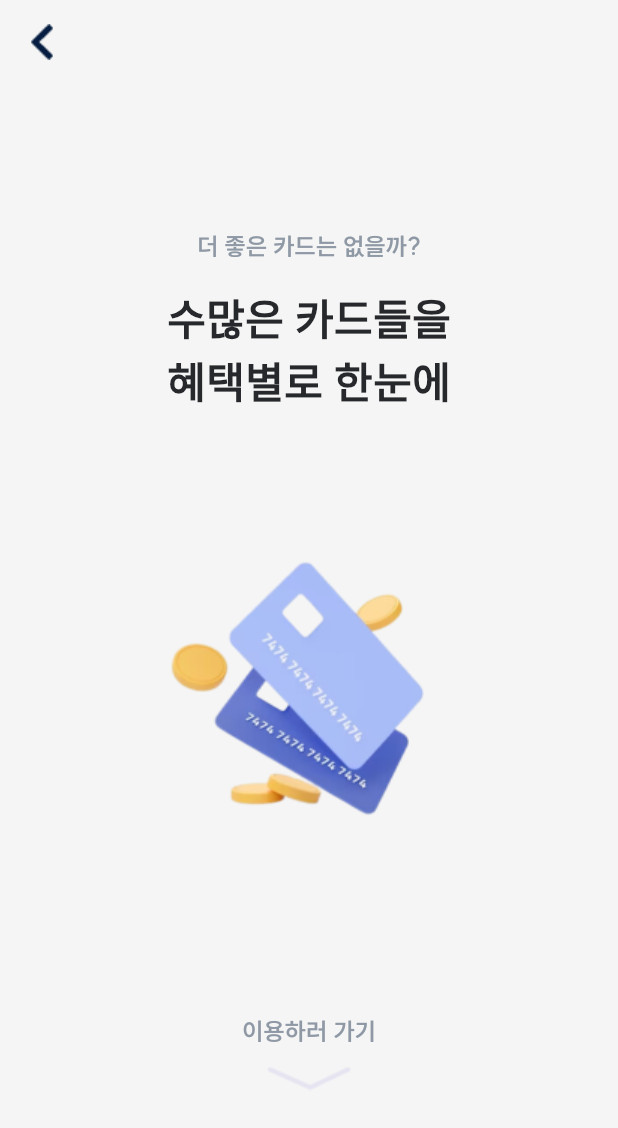
After one commit to pcardchu/pcardchu, a Flutter app: the HomeScreen screen opened directly, after a tap on "로그아웃", after a tap on "카카오로 로그인", after a tap on "카드 리스트", on a phone screen of 412 x 824 dp. The commit adds this screen. Shown: the top 1128 px of the screen. Run offline on Flutter 3.47's test engine with Material 3 defaults, Android fonts, the phone set to English and light mode, and no system bars; our stand-ins replace dio, flutter_dotenv; missing offline and left inert: credit_card_scanner, encrypt, kakao_flutter_sdk; network calls fail; Roboto replaces fonts that are missing (SCDream); project files that could hold a hidden picture were left out.

Commit message:
💠 feat: 카드 리스트2 화면 구현

```diff
--- /dev/null
+++ b/frontend/lib/card/models/card_model.dart
@@ -0,0 +1,30 @@
+class CardModel {
+  /// 카드 아이디
+  String? cardId;
+
+  /// 카드 이미지 URL
+  String? cardImg;
+
+  /// 카드 이름
+  String? cardName;
+
+  /// 카드 정보
+  String? cardContent;
+
+  CardModel({
+    this.cardId,
+    this.cardImg,
+    this.cardName,
+    this.cardContent,
+  });
+
+  /// 객체 형태로 변환
+  factory CardModel.fromJson(Map<String, dynamic> json) {
+    return CardModel(
+      cardId: json['cardId'],
+      cardImg: json['cardImg'],
+      cardName: json['cardName'],
+      cardContent: json['cardContent'],
+    );
+  }
+}
--- /dev/null
+++ b/frontend/lib/card/screens/card_list.dart
@@ -0,0 +1,63 @@
+import 'package:flutter/material.dart';
+import 'package:frontend/card/widgets/card_list_bottom.dart';
+import 'package:frontend/card/widgets/card_list_top.dart';
+
+class CardList extends StatefulWidget {
+  const CardList({super.key});
+
+  @override
+  State<CardList> createState() => _CardListState();
+}
+
+class _CardListState extends State<CardList> {
+  /// 스크롤 자동이동을 위한 키
+  final GlobalKey bottomKey = GlobalKey();
+
+  /// 어떤 카테고리를 선택했는지 확인하는 인덱스
+  int selectedChoiceIndex = 0;
+
+  @override
+  Widget build(BuildContext context) {
+    return Scaffold(
+      appBar: AppBar(
+        title: Text(''),
+        backgroundColor: Color(0xFFF5F5F5),
+
+        /// 뒤로가기 버튼
+        leading: IconButton(
+          icon: Image.asset('assets/images/back_icon.png'),
+          onPressed: () {
+            Navigator.of(context).pop();
+          },
+        ),
+
+        /// 스크롤할때 앱바 색 안바뀌게
+        scrolledUnderElevation: 0,
+      ),
+      body: SingleChildScrollView(
+        child: Column(
+          children: [
+            /// 윗 페이지
+            CardListTop(
+              bottomKey: bottomKey,
+            ),
+
+            /// 아래 페이지
+            CardListBottom(
+              bottomKey: bottomKey,
+              selectedChoiceIndex: selectedChoiceIndex,
+              selectedChip: selectedChip,
+            ),
+          ],
+        ),
+      ),
+    );
+  }
+
+  /// 카테고리를 선택했을때 인덱스 저장하는 함수
+  void selectedChip(int index) {
+    setState(() {
+      selectedChoiceIndex = index;
+    });
+  }
+}
--- /dev/null
+++ b/frontend/lib/card/services/card_service.dart
@@ -0,0 +1,29 @@
+import 'package:dio/dio.dart';
+import 'package:frontend/card/models/card_model.dart';
+
+class CardService {
+  final dio = Dio();
+
+  /// 카테고리에 맞는 카드 리스트
+  Future<List<CardModel>> getCategoryCards(String id) async {
+    try {
+      final Response response = await dio.get(
+          "https://c1572068-2b01-47af-9cc5-f1fffef18d53.mock.pstmn.io/category",
+          queryParameters: {'id': id});
+
+      if (response.statusCode == 200) {
+        final List<dynamic> data = response.data;
+        final List<CardModel> cards =
+            data.map((json) => CardModel.fromJson(json)).toList();
+
+        print('카테고리 카드 리스트 get 요청 완료');
+
+        return cards;
+      } else {
+        throw Exception('Failed to load cards');
+      }
+    } catch (e) {
+      throw Exception('Failed to load cards: $e');
+    }
+  }
+}
--- /dev/null
+++ b/frontend/lib/card/widgets/card_list_bottom.dart
@@ -0,0 +1,107 @@
+import 'package:flutter/cupertino.dart';
+import 'package:flutter/material.dart';
+import 'package:flutter/widgets.dart';
+import 'package:frontend/card/widgets/card_list_wg.dart';
+import 'package:frontend/card/widgets/category_chip.dart';
+import 'package:frontend/card/widgets/category_list.dart';
+import 'package:frontend/utils/app_fonts.dart';
+
+/// 카드리스트 - 아래쪽 메인화면입니다.
+class CardListBottom extends StatelessWidget {
+  /// 스크롤 자동이동을 위한 키
+  final GlobalKey bottomKey;
+
+  /// 어떤 카테고리를 선택했는지 확인하는 인덱스
+  final int selectedChoiceIndex;
+
+  /// 카테고리를 선택했을때 인덱스 저장하는 함수
+  final Function(int) selectedChip;
+
+  const CardListBottom({
+    super.key,
+    required this.bottomKey,
+    required this.selectedChoiceIndex,
+    required this.selectedChip,
+  });
+
+  @override
+  Widget build(BuildContext context) {
+    return Container(
+      key: bottomKey,
+      width: MediaQuery.of(context).size.width,
+      color: Color(0xFFF5F5F5),
+
+      /// 화면 전체 높이 - 앱바 높이 - 상태표시줄 높이
+      height: MediaQuery.of(context).size.height -
+          AppBar().preferredSize.height -
+          MediaQuery.of(context).padding.top,
+      child: Column(
+        mainAxisAlignment: MainAxisAlignment.center,
+        crossAxisAlignment: CrossAxisAlignment.start,
+        children: [
+          /// 상단부
+          Padding(
+            padding: const EdgeInsets.symmetric(horizontal: 39),
+            child: Row(
+              mainAxisAlignment: MainAxisAlignment.spaceBetween,
+              children: [
+                Text(
+                  '혜택별로 살펴보는\n이번달 인기 카드',
+                  style: AppFonts.suit(
+                    fontSize: 22,
+                    fontWeight: FontWeight.w700,
+                    color: Color(0xff26282B),
+                  ),
+                ),
+                Image.asset('assets/images/smile_logo.png'),
+              ],
+            ),
+          ),
+          SizedBox(height: 30),
+
+          /// 카테고리 리스트 스크롤
+          CategoryList(
+            selectedChoiceIndex: selectedChoiceIndex,
+            selectedChip: selectedChip,
+          ),
+          SizedBox(height: 23.0),
+          Container(
+            height: 16,
+            color: Color(0xFFE6E4F1),
+          ),
+          Container(
+            height: 27,
+            color: Color(0xFFF5F5F5),
+          ),
+
+          /// 하단부
+          Expanded(
+            child: Container(
+              color: Color(0xFF5F5F5),
+              child: Padding(
+                padding: const EdgeInsets.symmetric(horizontal: 39),
+                child: Column(
+                  crossAxisAlignment: CrossAxisAlignment.start,
+                  children: [
+                    Text(
+                      '조건에 맞는 카드 리스트',
+                      style: AppFonts.suit(
+                        fontSize: 22,
+                        fontWeight: FontWeight.w700,
+                        color: Color(0xff26282B),
+                      ),
+                    ),
+                    SizedBox(height: 15.0),
+
+                    /// 카드 목록을 보여주는 위젯
+                    CardListWg(),
+                  ],
+                ),
+              ),
+            ),
+          ),
+        ],
+      ),
+    );
+  }
+}
--- /dev/null
+++ b/frontend/lib/card/widgets/card_list_top.dart
@@ -0,0 +1,72 @@
+import 'package:flutter/material.dart';
+import 'package:frontend/utils/app_fonts.dart';
+
+/// 카드 리스트 - 윗쪽 메인화면입니다.
+class CardListTop extends StatelessWidget {
+  final GlobalKey bottomKey;
+
+  const CardListTop({
+    super.key,
+    required this.bottomKey,
+  });
+
+  @override
+  Widget build(BuildContext context) {
+    return Container(
+      width: MediaQuery.of(context).size.width,
+      color: Color(0xFFF5F5F5),
+      /// 컨테이너 높이 = 화면 전체 높이 - 앱바 높이 - 상태표시줄 높이
+      height: MediaQuery.of(context).size.height -
+          AppBar().preferredSize.height -
+          MediaQuery.of(context).padding.top,
+      child: Column(
+        mainAxisAlignment: MainAxisAlignment.center,
+        children: [
+          Text(
+            '더 좋은 카드는 없을까?',
+            style: AppFonts.suit(
+              fontSize: 16,
+              fontWeight: FontWeight.w700,
+              color: Color(0xff8F99A5),
+            ),
+          ),
+          SizedBox(height: 15.0),
+          Text(
+            '수많은 카드들을\n혜택별로 한눈에',
+            style: AppFonts.scDream(
+              fontSize: 28,
+              fontWeight: FontWeight.w700,
+              color: Color(0xff26282B),
+            ),
+          ),
+          SizedBox(height: 48.0),
+          Image.asset('assets/images/card_list_card_logo.png'),
+          SizedBox(height: 78.0),
+          Text(
+            '이용하러 가기',
+            style: AppFonts.suit(
+              fontSize: 16,
+              fontWeight: FontWeight.w700,
+              color: Color(0xff8F99A5),
+            ),
+          ),
+          SizedBox(height: 12.0),
+
+          /// 스크롤 이동 버튼
+          GestureDetector(
+            child: Image.asset('assets/images/scroll_down_logo.png'),
+            onTap: () {
+              Scrollable.ensureVisible(
+                /// 바텀키 위젯으로 이동
+                bottomKey.currentContext!,
+
+                /// 애니메이션 동작 시간
+                duration: Duration(seconds: 1),
+              );
+            },
+          ),
+        ],
+      ),
+    );
+  }
+}
--- /dev/null
+++ b/frontend/lib/card/widgets/card_list_wg.dart
@@ -0,0 +1,69 @@
+import 'package:flutter/material.dart';
+import 'package:frontend/card/widgets/category_card.dart';
+import 'package:frontend/providers/card_provider.dart';
+import 'package:frontend/utils/app_fonts.dart';
+import 'package:provider/provider.dart';
+
+/// 카드리스트 - 아래쪽 메인화면 - 조건에 맞는 카드리스트 목록을 보여주는 위젯입니다.
+class CardListWg extends StatefulWidget {
+  const CardListWg({super.key});
+
+  @override
+  State<CardListWg> createState() => _CardListWgState();
+}
+
+class _CardListWgState extends State<CardListWg> {
+  @override
+  void initState() {
+    // TODO: implement initState
+    super.initState();
+    // provider에서 api 호출
+    loadData();
+  }
+
+  /// provider에서 api 호출하는 함수
+  /// api를 불러오기 때문에 비동기 처리
+  Future<void> loadData() async {
+    final cardProvider = Provider.of<CardProvider>(context, listen: false);
+    // api 호출
+    await cardProvider.getCategoryCards(context);
+  }
+
+  @override
+  Widget build(BuildContext context) {
+    /// 카테고리에 맞는 카드 리스트
+    final cards = Provider.of<CardProvider>(context).categoryCards;
+
+    /// 로딩 플래그, true면 로딩중
+    final loading = Provider.of<CardProvider>(context).loading;
+
+    return Expanded(
+      child: Container(
+        width: MediaQuery.of(context).size.width,
+        color: Color(0xffF5F5F5),
+
+        /// 데이터 로딩중이라면 로딩 위젯 출력
+        child: loading
+
+            /// 로딩중
+            ? Center(
+                child: CircularProgressIndicator(),
+              )
+
+            /// 로딩 완료
+            : ListView.separated(
+                physics: BouncingScrollPhysics(),
+                itemBuilder: (context, index) {
+                  /// 카드 정보
+                  return CategoryCard(cards: cards, index: index,);
+                },
+
+                /// 카드 사이에 여백
+                separatorBuilder: (context, index) {
+                  return SizedBox(height: 20);
+                },
+                itemCount: cards.length),
+      ),
+    );
+  }
+}
--- /dev/null
+++ b/frontend/lib/card/widgets/category_chip.dart
@@ -0,0 +1,58 @@
+import 'package:flutter/material.dart';
+import 'package:frontend/providers/card_provider.dart';
+import 'package:frontend/utils/app_fonts.dart';
+import 'package:provider/provider.dart';
+
+/// 카테고리 칩
+class CategoryChip extends StatelessWidget {
+  final String title;
+
+  /// 카테고리 인덱스
+  final int categoryIndex;
+
+  /// 어떤 카테고리를 선택했는지 확인하는 인덱스
+  final int selectedChoiceIndex;
+
+  /// 카테고리를 선택했을때 인덱스 저장하는 함수
+  final Function(int) selectedChip;
+
+  const CategoryChip({
+    super.key,
+    required this.title,
+    required this.selectedChoiceIndex,
+    required this.selectedChip,
+    required this.categoryIndex,
+  });
+
+  @override
+  Widget build(BuildContext context) {
+    return ChoiceChip(
+      label: Text(
+        title,
+        style: AppFonts.suit(
+          fontSize: 14,
+          fontWeight: FontWeight.w500,
+          color: selectedChoiceIndex == categoryIndex
+              ? Color(0xFFFEF7FF)
+              : Color(0xFF8F99A5),
+        ),
+      ),
+      selected: selectedChoiceIndex == categoryIndex,
+      onSelected: (selected) {
+        selectedChip(categoryIndex);
+        context.read<CardProvider>().changeCategory(categoryIndex);
+      },
+      backgroundColor: Color(0xFFECECEC),
+      /// 선택했을때 색 다르게
+      selectedColor: Color(0xFF051D40),
+      shape: RoundedRectangleBorder(
+        side: BorderSide(
+          color: Color(0xFFD8D8D8),
+        ),
+        borderRadius: BorderRadius.circular(8),
+      ),
+      /// 선택시 체크 버튼 삭제
+      showCheckmark: false,
+    );
+  }
+}
--- /dev/null
+++ b/frontend/lib/card/widgets/category_list.dart
@@ -0,0 +1,64 @@
+import 'package:flutter/material.dart';
+import 'package:frontend/card/widgets/category_chip.dart';
+
+/// 카테고리 스크롤뷰
+class CategoryList extends StatelessWidget {
+  /// 어떤 카테고리를 선택했는지 확인하는 인덱스
+  final int selectedChoiceIndex;
+
+  /// 카테고리를 선택했을때 인덱스 저장하는 함수
+  final Function(int) selectedChip;
+
+  const CategoryList({
+    super.key,
+    required this.selectedChoiceIndex,
+    required this.selectedChip,
+  });
+
+  @override
+  Widget build(BuildContext context) {
+    return SingleChildScrollView(
+      scrollDirection: Axis.horizontal,
+      physics: BouncingScrollPhysics(),
+      child: Row(
+        children: [
+          SizedBox(width: 39),
+          CategoryChip(
+            title: '전체',
+            selectedChoiceIndex: selectedChoiceIndex,
+            selectedChip: selectedChip,
+            categoryIndex: 0,
+          ),
+          SizedBox(width: 15),
+          CategoryChip(
+            title: '교통',
+            selectedChoiceIndex: selectedChoiceIndex,
+            selectedChip: selectedChip,
+            categoryIndex: 1,
+          ),
+          SizedBox(width: 15),
+          CategoryChip(
+            title: '카페',
+            selectedChoiceIndex: selectedChoiceIndex,
+            selectedChip: selectedChip,
+            categoryIndex: 2,
+          ),
+          SizedBox(width: 15),
+          CategoryChip(
+            title: '배달',
+            selectedChoiceIndex: selectedChoiceIndex,
+            selectedChip: selectedChip,
+            categoryIndex: 3,
+          ),
+          SizedBox(width: 15),
+          CategoryChip(
+            title: '영화 / 문화',
+            selectedChoiceIndex: selectedChoiceIndex,
+            selectedChip: selectedChip,
+            categoryIndex: 4,
+          ),
+        ],
+      ),
+    );
+  }
+}
--- a/frontend/lib/home/screens/home_screen.dart
+++ b/frontend/lib/home/screens/home_screen.dart
@@ -1,4 +1,5 @@
 import 'package:flutter/material.dart';
+import 'package:frontend/card/screens/card_list.dart';
 import 'package:frontend/card/screens/card_registration.dart';
 import 'package:frontend/providers/login_provider.dart';
 import 'package:provider/provider.dart';
@@ -9,6 +10,7 @@ class HomeScreen extends StatelessWidget {
     return Scaffold(
       appBar: AppBar(
         title: Text("Home"),
+        backgroundColor: Color(0xFFF5F5F5),
       ),
       body: SizedBox(
         width: MediaQuery.of(context).size.width,
@@ -16,18 +18,32 @@ class HomeScreen extends StatelessWidget {
           mainAxisAlignment: MainAxisAlignment.center,
           children: [
             Text('Home'),
-            ElevatedButton(onPressed: (){
-              Provider.of<LoginProvider>(context, listen: false).logout(context);
-            }, child: Text("로그아웃")),
             ElevatedButton(
                 onPressed: () {
-                  Navigator.of(context).push(
-                    MaterialPageRoute(
-                      builder: (context) => CardRegistration(),
-                    ),
-                  );
+                  Provider.of<LoginProvider>(context, listen: false)
+                      .logout(context);
                 },
-                child: Text('ocr 테스트'))
+                child: Text("로그아웃")),
+            ElevatedButton(
+              onPressed: () {
+                Navigator.of(context).push(
+                  MaterialPageRoute(
+                    builder: (context) => CardRegistration(),
+                  ),
+                );
+              },
+              child: Text('ocr 테스트'),
+            ),
+            ElevatedButton(
+              onPressed: () {
+                Navigator.of(context).push(
+                  MaterialPageRoute(
+                    builder: (_) => CardList(),
+                  ),
+                );
+              },
+              child: Text('카드 리스트'),
+            ),
           ],
         ),
       ),
--- a/frontend/lib/main.dart
+++ b/frontend/lib/main.dart
@@ -1,4 +1,5 @@
 import 'package:flutter/material.dart';
+import 'package:frontend/providers/card_provider.dart';
 import 'package:frontend/providers/password_provider.dart';
 import 'package:frontend/theme/app_theme.dart';
 import 'package:frontend/user/screens/login_screen.dart';
@@ -26,6 +27,7 @@ class MyApp extends StatelessWidget {
       providers: [
         ChangeNotifierProvider(create: (context) => LoginProvider()),
         ChangeNotifierProvider(create: (context) => PasswordProvider()),
+        ChangeNotifierProvider<CardProvider>(create: (_) => CardProvider()),
       ],
       child: MaterialApp(
         theme: AppTheme.lightTheme,
--- /dev/null
+++ b/frontend/lib/providers/card_provider.dart
@@ -0,0 +1,48 @@
+import 'package:flutter/material.dart';
+import 'package:frontend/card/models/card_model.dart';
+import 'package:frontend/card/services/card_service.dart';
+
+class CardProvider with ChangeNotifier {
+  /// 나에게 맞는 추천 카드 리스트
+  /// late를 사용할때는 무조건 !!!! 초기화를 해주자
+  /// 안그러면 비동기 통신할때 에러남
+  late List<CardModel> categoryCards = [];
+
+  /// 로딩 상태 관리
+  bool loading = false;
+
+  /// 카드 api 서비스
+  CardService cardService = CardService();
+
+  /// 카테고리 선택 인덱스
+  int _categoryId = 0;
+
+  int get categoryId => _categoryId;
+
+  /// 카테고리에 맞는 카드 리스트 GET
+  getCategoryCards(context) async {
+    loading = true;
+    categoryCards = await cardService.getCategoryCards(_categoryId.toString());
+    loading = false;
+
+    print('Get 요청 프로바이더');
+
+    notifyListeners();
+  }
+
+  /// 카테고리 인덱스 변경
+  /// int index는 카테고리 인덱스
+  /// 해당 카테고리에 맞는 카드 리스트를 Get 요청
+  void changeCategory(int index) async {
+    if (_categoryId != index) {
+      _categoryId = index;
+      loading = true;
+      categoryCards = await cardService.getCategoryCards(_categoryId.toString());
+      loading = false;
+
+      print('카테고리 변경 완료');
+
+      notifyListeners();
+    }
+  }
+}
```
Also changed, not shown: frontend/lib/card/widgets/category_card.dart (added, +59 -0 lines), frontend/lib/user/screens/number_pad_screen.dart (+14 -1 lines), frontend/assets/images/card_list_card_logo.png (added), frontend/assets/images/scroll_down_logo.png (added), frontend/assets/images/smile_logo.png (added).
